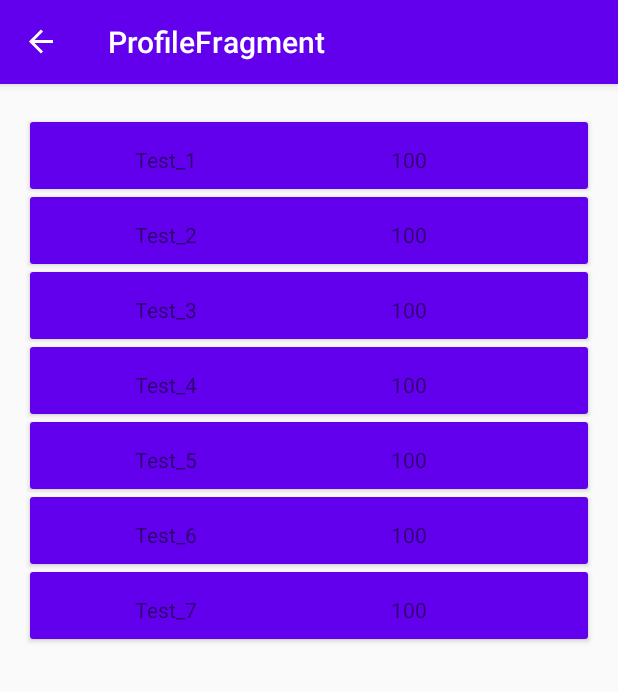
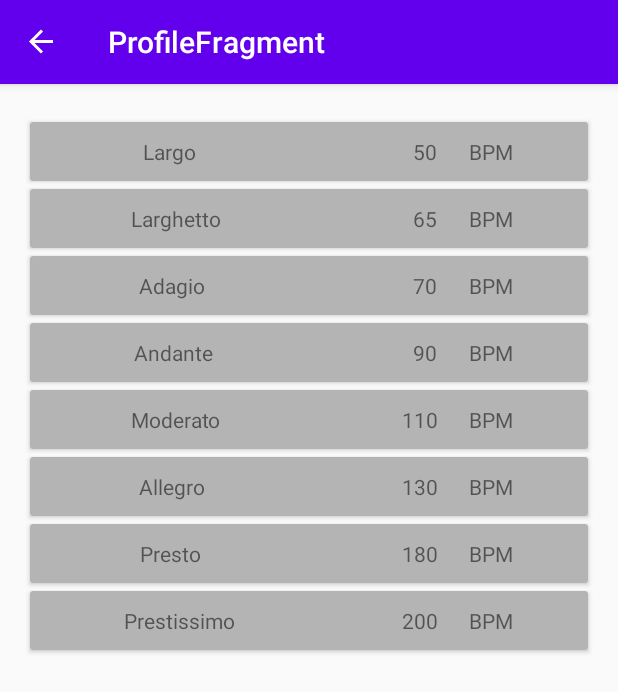
Before and after one commit to faelb/metronomus, an Android app: the ProfileFragment screen opened through its navigation route, on a phone screen of 412 x 824 dp. Shown: the top 692 px of the screen. Run offline under Robolectric (Android 15) with nearby library versions, the phone set to English and light mode, and no system bars; our stand-ins replace Timber, data binding, navigation-ui; Roboto replaces fonts that are not available here.

Commit message:
Card Layout angepasst

```diff
--- a/app/src/main/java/enko/felber/metronomus/Profile.kt
+++ b/app/src/main/java/enko/felber/metronomus/Profile.kt
@@ -7,13 +7,14 @@ class Profile(val pName: String, val pBpm: Int) {
         fun getProfileList(): List<Profile> {
             var profileList: ArrayList<Profile> = ArrayList()
 
-            profileList.add(Profile("Test_1", 100))
-            profileList.add(Profile("Test_2", 100))
-            profileList.add(Profile("Test_3", 100))
-            profileList.add(Profile("Test_4", 100))
-            profileList.add(Profile("Test_5", 100))
-            profileList.add(Profile("Test_6", 100))
-            profileList.add(Profile("Test_7", 100))
+            profileList.add(Profile("Largo", 50))
+            profileList.add(Profile("Larghetto", 65))
+            profileList.add(Profile("Adagio", 70))
+            profileList.add(Profile("Andante", 90))
+            profileList.add(Profile("Moderato", 110))
+            profileList.add(Profile("Allegro", 130))
+            profileList.add(Profile("Presto", 180))
+            profileList.add(Profile("Prestissimo", 200))
 
             return profileList
         }
--- a/app/src/main/res/layout/profile_card.xml
+++ b/app/src/main/res/layout/profile_card.xml
@@ -1,17 +1,19 @@
 <?xml version="1.0" encoding="utf-8"?>
 <androidx.cardview.widget.CardView xmlns:android="http://schemas.android.com/apk/res/android"
+    xmlns:app="http://schemas.android.com/apk/res-auto"
+    xmlns:tools="http://schemas.android.com/tools"
     android:layout_width="match_parent"
     android:layout_height="wrap_content"
+    android:layout_marginStart="10dp"
     android:layout_marginTop="15dp"
-    android:layout_marginStart="10dp"
     android:layout_marginEnd="10dp"
     android:layout_marginBottom="-10dp">
 
-    <RelativeLayout
+    <androidx.constraintlayout.widget.ConstraintLayout
         android:layout_width="match_parent"
         android:layout_height="match_parent"
         android:layout_gravity="center"
-        android:background="@color/colorPrimary"
+        android:background="#B4B4B4"
         android:padding="10dp">
 
 
@@ -19,26 +21,37 @@
             android:id="@+id/name_cardview"
             android:layout_width="wrap_content"
             android:layout_height="wrap_content"
-            android:layout_alignParentStart="true"
-            android:layout_alignParentTop="true"
-            android:layout_marginStart="60dp"
-            android:layout_marginTop="5dp"
-            android:text="ProfileName"></TextView>
+            android:layout_marginEnd="40dp"
+            android:text="ProfileName"
+            app:layout_constraintBottom_toBottomOf="parent"
+            app:layout_constraintEnd_toStartOf="@+id/textView"
+            app:layout_constraintHorizontal_bias="0.314"
+            app:layout_constraintStart_toStartOf="parent"
+            app:layout_constraintTop_toTopOf="parent"></TextView>
 
         <TextView
             android:id="@+id/bpm_cardview"
             android:layout_width="wrap_content"
             android:layout_height="wrap_content"
-            android:layout_alignParentTop="true"
-            android:layout_marginStart="129dp"
-            android:layout_marginTop="5dp"
-            android:layout_toEndOf="@+id/name_cardview"
-            android:text="bmpValue"></TextView>
+            android:text="bmpValue"
+            app:layout_constraintBottom_toBottomOf="parent"
+            app:layout_constraintEnd_toStartOf="@+id/textView"
+            app:layout_constraintHorizontal_bias="0.919"
+            app:layout_constraintStart_toStartOf="parent"
+            app:layout_constraintTop_toTopOf="parent"></TextView>
+
+        <TextView
+            android:id="@+id/textView"
+            android:layout_width="wrap_content"
+            android:layout_height="wrap_content"
+            android:layout_marginEnd="40dp"
+            android:text="@string/bpm"
+            app:layout_constraintBottom_toBottomOf="parent"
+            app:layout_constraintEnd_toEndOf="parent"
+            app:layout_constraintTop_toTopOf="parent" />
 
 
-    </RelativeLayout>
-
-
+    </androidx.constraintlayout.widget.ConstraintLayout>
 
 
 </androidx.cardview.widget.CardView>
--- a/app/src/main/res/values/strings.xml
+++ b/app/src/main/res/values/strings.xml
@@ -13,4 +13,5 @@
     <string name="bpm_text">bpm</string>
     <string name="rock_n_60_bpm">Rock \n 60 BPM</string>
     <string name="profiles">Profiles</string>
+    <string name="bpm">BPM</string>
 </resources>
```
